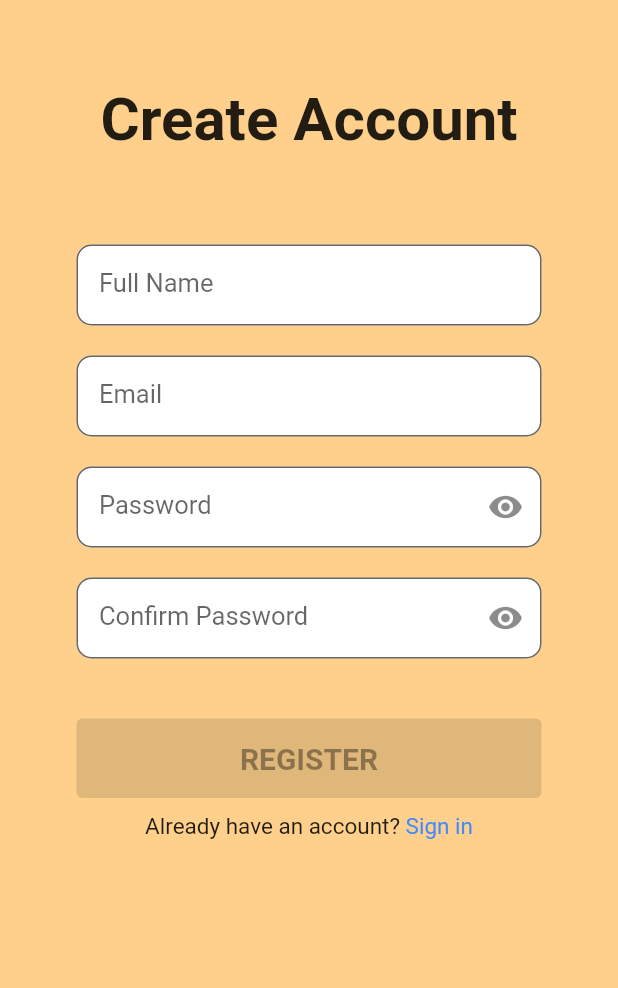
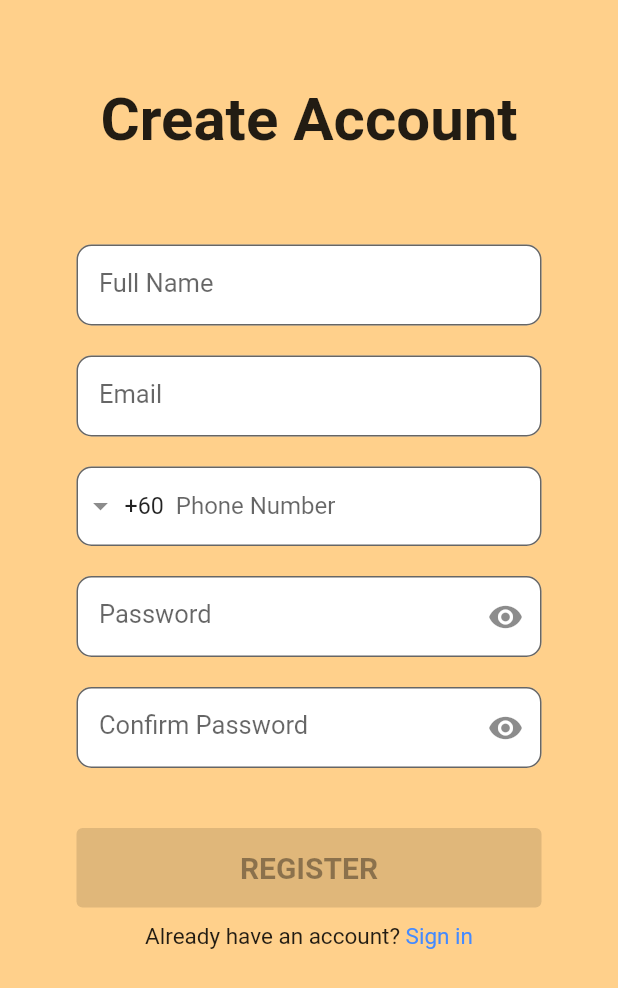
Before and after one commit to aeonpatriot/sainee_detailing, a Flutter app: the RegisterScreen screen opened by its route, on a phone screen of 412 x 824 dp. Shown: the top 988 px of the screen. Run offline on Flutter 3.47's test engine with Material 2 defaults, Android fonts, the light colour scheme and no system bars; drawn by our look-alikes of intl_phone_field; our stand-ins replace email_validator, get_it; accounts and stored records are empty; statements that could not run were skipped.

Commit message:
add phone number to registration screen
update User class
update registration validation for phone number

```diff
--- a/lib/models/user.dart
+++ b/lib/models/user.dart
@@ -2,15 +2,17 @@ class User {
   final String? _id;
   final String? _name;
   final String _email;
+  final String? _phoneNumber;
   final String? _password;
   final String? _type;
   final String? _gender;
   final dynamic _image;
 
-  User({id, name, email, password, type, gender, image})
+  User({id, name, email, phoneNumber, password, type, gender, image})
       : _id = id,
         _name = name,
         _email = email,
+        _phoneNumber = phoneNumber,
         _password = password,
         _type = type,
         _gender = gender,
@@ -21,6 +23,8 @@ class User {
   get name => _name;
   // set name(value) => _name = value;
   get email => _email;
+  // set email(value) => _email = value;
+  get phoneNumber => _phoneNumber;
   // set email(value) => _email = value;
   get password => _password;
   // set password(value) => _password = value;
@@ -36,6 +40,7 @@ class User {
           id: from._id,
           name: from._name,
           email: from._email,
+          phoneNumber: from._phoneNumber,
           password: from._password,
           type: from._type,
           gender: from._gender,
@@ -47,6 +52,7 @@ class User {
           id: json['id'],
           name: json['name'],
           email: json['email'],
+          phoneNumber: json['phoneNumber'],
           password: json['password'],
           type: json['type'],
           gender: json['gender'],
@@ -57,6 +63,7 @@ class User {
         'id': _id,
         'name': _name,
         'email': _email,
+        'phoneNumber': _phoneNumber,
         'password': _password,
         'type': _type,
         'gender': _gender,
--- a/lib/router.dart
+++ b/lib/router.dart
@@ -9,9 +9,9 @@ import 'package:sainee_detailing/screen/splash_screen.dart';
 Route<dynamic>? createRoute(settings) {
   switch (settings.name) {
     case '/':
-      return SplashScreen.route();
-    // return MainMenuScreen.route();
-    // return LoginScreen.route();
+      // return SplashScreen.route();
+      // return MainMenuScreen.route();
+      return LoginScreen.route();
     // return ProfileScreen.route();
     case '/login':
       return LoginScreen.route();
--- a/lib/screen/profile_screen/profile_screen_body.dart
+++ b/lib/screen/profile_screen/profile_screen_body.dart
@@ -42,7 +42,7 @@ class ProfileScreenBody extends StatelessWidget {
           ),
           CustomContainer(
             preText: 'Phone',
-            suffixText: '${loginViewModel.userDetails!.gender}',
+            suffixText: '${loginViewModel.userDetails!.phoneNumber}',
             suffixIcon: rightArrowIcon,
           ),
           CustomContainer(
--- a/lib/screen/register_screen/register_screen_body.dart
+++ b/lib/screen/register_screen/register_screen_body.dart
@@ -1,4 +1,6 @@
 import 'package:flutter/material.dart';
+import 'package:intl_phone_field/intl_phone_field.dart';
+import 'package:intl_phone_field/phone_number.dart';
 import 'package:provider/provider.dart';
 import 'package:sainee_detailing/constant.dart';
 import 'package:sainee_detailing/validation/registration_validation.dart';
@@ -48,6 +50,52 @@ class RegisterScreenBody extends StatelessWidget {
             onChanged: (value) {
               registrationValidation.setEmail(value);
             },
+          ),
+          const SizedBox(height: 20),
+          SizedBox(
+            width: 310.0,
+            child: IntlPhoneField(
+              dropdownTextStyle: const TextStyle(fontSize: 15.5),
+              showCountryFlag: false,
+              countries: const ['MY'],
+              disableLengthCheck: true,
+              validator: (phoneNumber) {
+                if (phoneNumber != null &&
+                    (phoneNumber.number.length < 9 ||
+                        phoneNumber.number.length > 10)) {
+                  registrationValidation.phoneNumber =
+                      phoneNumber.completeNumber;
+                  registrationValidation.setIsPhoneNumberValid(false);
+                  return 'Enter valid number';
+                } else {
+                  registrationValidation.setIsPhoneNumberValid(true);
+                  return null;
+                }
+              },
+              initialCountryCode: 'MY',
+              onChanged: (phoneNumber) {
+                if (phoneNumber != null &&
+                    (phoneNumber.number.length < 9 ||
+                        phoneNumber.number.length > 10)) {
+                  registrationValidation.phoneNumber =
+                      phoneNumber.completeNumber;
+                  registrationValidation.setIsPhoneNumberValid(false);
+                } else {
+                  registrationValidation.setIsPhoneNumberValid(true);
+                }
+                print(registrationValidation.isPhoneNumberValid);
+              },
+              decoration: const InputDecoration(
+                  contentPadding:
+                      EdgeInsets.symmetric(vertical: 17, horizontal: 15),
+                  filled: true,
+                  fillColor: Colors.white,
+                  labelText: 'Phone Number',
+                  border: OutlineInputBorder(
+                    borderSide: BorderSide(width: 0, color: Colors.white),
+                    borderRadius: BorderRadius.all(Radius.circular(10.0)),
+                  )),
+            ),
           ),
           const SizedBox(height: 20),
           CenteredTextBox(
--- a/lib/validation/registration_validation.dart
+++ b/lib/validation/registration_validation.dart
@@ -10,9 +10,19 @@ class RegistrationValidation with ChangeNotifier {
   ValidationItem _email = ValidationItem(null, null);
   ValidationItem _password = ValidationItem(null, null);
   ValidationItem _confirmPassword = ValidationItem(null, null);
+  String? _phoneNumber;
+  bool _isPhoneNumberValid = false;
 
-  // final User user = User();
   final UserService userService = service();
+
+  String? get phoneNumber => _phoneNumber;
+  set phoneNumber(value) => _phoneNumber = value;
+
+  get isPhoneNumberValid => _isPhoneNumberValid;
+  setIsPhoneNumberValid(value) {
+    _isPhoneNumberValid = value;
+    notifyListeners();
+  }
 
   ValidationItem get name => _name;
   ValidationItem get email => _email;
@@ -23,7 +33,8 @@ class RegistrationValidation with ChangeNotifier {
         email.value != null &&
         password.value != null &&
         password.value == confirmPassword.value &&
-        password.value!.length >= 7) {
+        password.value!.length >= 7 &&
+        isPhoneNumberValid) {
       return true;
     } else {
       return false;
@@ -79,15 +90,10 @@ class RegistrationValidation with ChangeNotifier {
     final User user = User(
         name: name.value,
         email: email.value,
+        phoneNumber: phoneNumber,
         password: password.value,
         type: 'customer',
         image: 'test');
-
-    print(user.name);
-    print(user.email);
-    print(user.password);
-    print(user.type);
-    print(user.image);
 
     final _user = await userService.createNewUser(user);
 
@@ -95,6 +101,12 @@ class RegistrationValidation with ChangeNotifier {
       print('Regiter failed');
     else {
       Navigator.pushReplacementNamed(context, '/registersuccess');
+      print(user.name);
+      print(user.email);
+      print(user.password);
+      print(user.type);
+      print(user.image);
+      print(user.phoneNumber);
     }
   }
 }
--- a/pubspec.yaml
+++ b/pubspec.yaml
@@ -33,6 +33,7 @@ dependencies:
   get_it: ^7.2.0
   provider: ^6.0.2
   email_validator: ^2.0.1
+  intl_phone_field: ^3.1.0
 
   # The following adds the Cupertino Icons font to your application.
   # Use with the CupertinoIcons class for iOS style icons.
```
Also changed, not shown: pubspec.lock.
